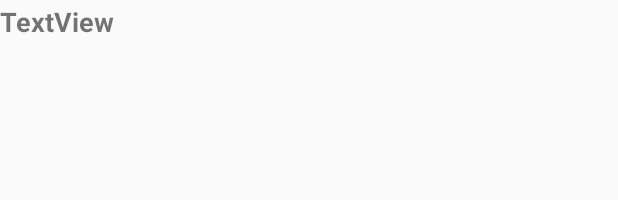
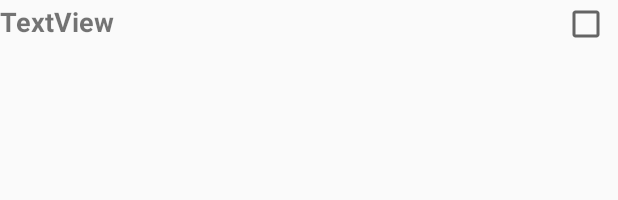
Before and after one commit to DANIEL-Dereck/ToDo, an Android app: the layout task_list_item.xml on its own in the app's theme, with its tools: preview values and no code run, on a phone screen of 412 x 824 dp. Shown: the top 200 px of the screen. Run offline under Robolectric (Android 15) with nearby library versions, the phone set to English and light mode, and no system bars.

Commit message:
correction task_list_item (TV + CB position)

```diff
--- a/app/src/main/res/layout/task_list_item.xml
+++ b/app/src/main/res/layout/task_list_item.xml
@@ -7,6 +7,7 @@
             android:id="@+id/tv_taskList_item_name"
             android:layout_width="match_parent"
             android:layout_height="wrap_content"
+            android:layout_weight="1"
             android:text="TextView"
             android:textSize="18sp"
             android:textStyle="bold" />
@@ -15,6 +16,7 @@
             android:id="@+id/cb_taskList_item_cb"
             android:layout_width="match_parent"
             android:layout_height="wrap_content"
+            android:layout_weight="10"
             android:focusable="false" />
 
 </LinearLayout>
```
